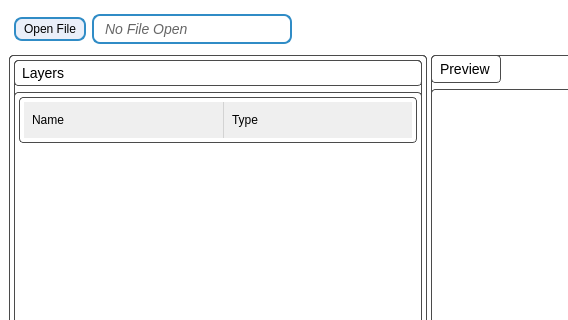
Above: ui/mainwindow.ui from squairdev/OpenPoster before the change; both pictures show x 0 to 568 and y 0 to 320 of the 1280 by 800 pixel window. Below: the same form after it.
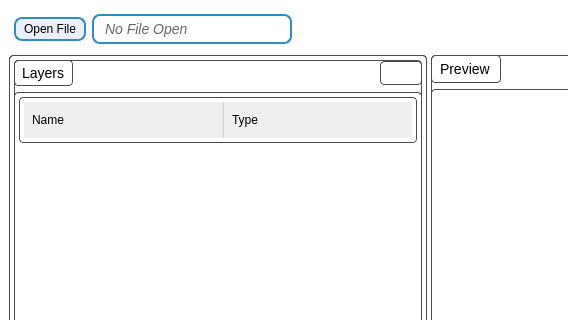
That is the form after the change. Custom widgets are drawn as their Qt base class.

Commit message: enkei wanted me to push

What changed in the file:
```diff
--- a/ui/mainwindow.ui
+++ b/ui/mainwindow.ui
@@ -600,11 +600,47 @@
           <widget class="QWidget" name="layersSection" native="true">
            <layout class="QVBoxLayout" name="layersSectionLayout">
             <item>
-             <widget class="QLabel" name="layersLabel">
-              <property name="text">
-               <string>Layers</string>
-              </property>
-             </widget>
+             <layout class="QHBoxLayout" name="layersHeaderLayout">
+              <item>
+               <widget class="QLabel" name="layersLabel">
+                <property name="text">
+                 <string>Layers</string>
+                </property>
+               </widget>
+              </item>
+              <item>
+               <spacer name="horizontalSpacer_2">
+                <property name="orientation">
+                 <enum>Qt::Orientation::Horizontal</enum>
+                </property>
+                <property name="sizeHint" stdset="0">
+                 <size>
+                  <width>40</width>
+                  <height>20</height>
+                 </size>
+                </property>
+               </spacer>
+              </item>
+              <item>
+               <widget class="QPushButton" name="addButton">
+                <property name="enabled">
+                 <bool>false</bool>
+                </property>
+                <property name="mouseTracking">
+                 <bool>true</bool>
+                </property>
+                <property name="toolTip">
+                 <string>Add a new layer</string>
+                </property>
+                <property name="iconSize">
+                 <size>
+                  <width>24</width>
+                  <height>24</height>
+                 </size>
+                </property>
+               </widget>
+              </item>
+             </layout>
             </item>
             <item>
              <widget class="QTreeWidget" name="treeWidget">
```
Left out of the diff: 164 changed lines with no effect on the pictures. The commit also changes 8 other files.
